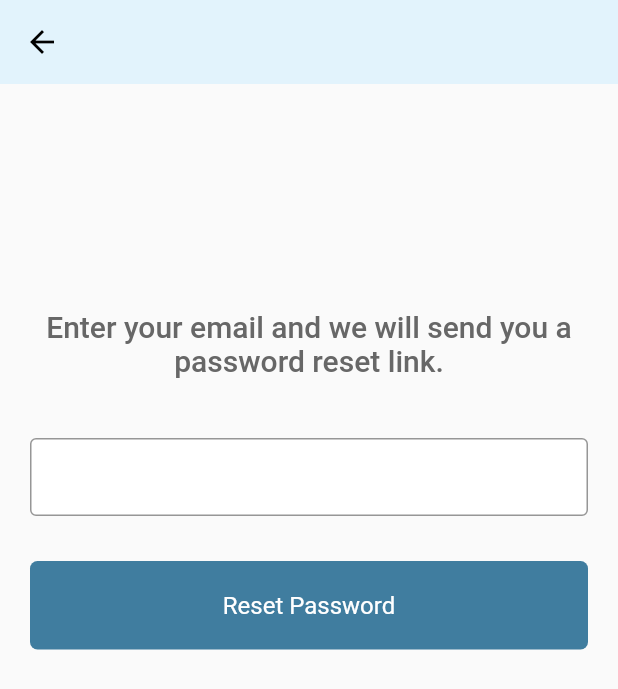
After one commit to jasonmeme/StayBus, a Flutter app: the screen it shows after launch, after a tap on "Forgot Password?", on a phone screen of 412 x 824 dp. The commit adds this screen. Shown: the top 689 px of the screen. Run offline on Flutter 3.47's test engine with Material 2 defaults, Android fonts, the phone set to English and light mode, and no system bars; our stand-ins replace cloud_firestore, firebase_auth, firebase_core, lottie; accounts and stored records are empty; network calls fail.

Commit message:
new user create/forgot password
connected user create with firestore and forgot password page.

```diff
--- a/stay_bus/lib/components/entry_field.dart
+++ b/stay_bus/lib/components/entry_field.dart
@@ -26,6 +26,8 @@ class EntryField extends StatelessWidget {
             ),
             focusedBorder:
                 OutlineInputBorder(borderSide: BorderSide(color: Colors.black)),
+            fillColor: Colors.white,
+            filled: true,
             hintText: hintText,
           ),
         ));
--- /dev/null
+++ b/stay_bus/lib/pages/forgot_password.dart
@@ -0,0 +1,131 @@
+import 'package:firebase_auth/firebase_auth.dart';
+import 'package:flutter/material.dart';
+import 'package:stay_bus/components/entry_field.dart';
+import 'package:stay_bus/components/button.dart';
+
+class ForgotPassword extends StatefulWidget {
+  const ForgotPassword({super.key});
+
+  @override
+  State<ForgotPassword> createState() => ForgotPasswordState();
+}
+
+class ForgotPasswordState extends State<ForgotPassword> {
+  final controllerEmail = TextEditingController();
+  String? errorMessage;
+  @override
+  void dispose() {
+    controllerEmail.dispose();
+    super.dispose();
+  }
+
+  Future<void> passwordReset() async {
+    showDialog(
+      context: context,
+      builder: (context) {
+        return const Center(
+          child: CircularProgressIndicator(),
+        );
+      },
+    );
+    try {
+      await FirebaseAuth.instance
+          .sendPasswordResetEmail(email: controllerEmail.text.trim());
+      Navigator.pop(context);
+      showDialog(
+        context: context,
+        builder: (context2) {
+          return AlertDialog(
+            content: Text('Password reset link sent! Check your email'),
+          );
+        },
+      );
+    } on FirebaseAuthException catch (e) {
+      setState(() {
+        errorMessage = e.message;
+      });
+    }
+  }
+
+  Widget showAlert() {
+    if (errorMessage != null) {
+      return Container(
+        color: Colors.amberAccent,
+        width: double.infinity,
+        padding: const EdgeInsets.all(8.0),
+        child: Row(
+          children: <Widget>[
+            const Padding(
+              padding: EdgeInsets.only(right: 8.0),
+              child: Icon(Icons.error_outline),
+            ),
+            Expanded(
+              child: Text(errorMessage == '' ? '' : "$errorMessage"),
+            ),
+            IconButton(
+              icon: const Icon(Icons.close),
+              onPressed: () {
+                setState(
+                  () {
+                    errorMessage = null;
+                  },
+                );
+              },
+            ),
+          ],
+        ),
+      );
+    }
+    return const SizedBox(height: 0);
+  }
+
+  @override
+  Widget build(BuildContext context) {
+    return Scaffold(
+      appBar: AppBar(
+        backgroundColor: Color(0xFFE2F3FC),
+        elevation: 0,
+        iconTheme: IconThemeData(
+          color: Colors.black, //change your color here
+        ),
+      ),
+      body: Column(
+        crossAxisAlignment: CrossAxisAlignment.start,
+        children: [
+          showAlert(),
+          Container(
+            margin: EdgeInsets.only(top: 150),
+            child: const Padding(
+              padding: EdgeInsets.symmetric(horizontal: 25),
+              child: Text(
+                'Enter your email and we will send you a password reset link.',
+                textAlign: TextAlign.center,
+                style: TextStyle(
+                  color: Color(0xFF676767),
+                  fontSize: 20,
+                  fontFamily: 'Roboto',
+                  fontWeight: FontWeight.w500,
+                ),
+              ),
+            ),
+          ),
+          Container(
+            margin: const EdgeInsets.only(top: 40),
+            child: EntryField(
+              controller: controllerEmail,
+              hintText: "",
+              obscureText: false,
+            ),
+          ),
+          Container(
+            margin: const EdgeInsets.only(top: 30),
+            child: MyButton(
+              buttonText: "Reset Password",
+              onTap: passwordReset,
+            ),
+          ),
+        ],
+      ),
+    );
+  }
+}
--- a/stay_bus/lib/pages/login_page.dart
+++ b/stay_bus/lib/pages/login_page.dart
@@ -4,6 +4,7 @@ import 'package:firebase_auth/firebase_auth.dart';
 import 'package:stay_bus/auth.dart';
 import 'package:stay_bus/components/entry_field.dart';
 import 'package:stay_bus/components/button.dart';
+import 'package:stay_bus/pages/forgot_password.dart';
 
 class LogInPage extends StatefulWidget {
   final Function()? onTap;
@@ -193,11 +194,22 @@ class _LogInPageState extends State<LogInPage> {
                     Container(
                       margin: const EdgeInsets.only(top: 10),
                       child: Padding(
-                        padding: const EdgeInsets.symmetric(horizontal: 20),
+                        padding: EdgeInsets.symmetric(horizontal: 20),
                         child: Row(
                           mainAxisAlignment: MainAxisAlignment.end,
-                          children: const [
-                            Text(
+                          children: [
+                            GestureDetector(
+                              onTap: () {
+                                Navigator.push(
+                                  context,
+                                  MaterialPageRoute(
+                                    builder: (context) {
+                                      return ForgotPassword();
+                                    },
+                                  ),
+                                );
+                              },
+                              child: const Text(
                                 'Forgot Password?',
                                 style: TextStyle(
                                   color: Color(0xFF676767),
@@ -205,6 +217,7 @@ class _LogInPageState extends State<LogInPage> {
                                   fontFamily: 'Roboto',
                                   fontStyle: FontStyle.italic,
                                   fontWeight: FontWeight.w300,
+                                ),
                               ),
                             ),
                           ],
--- a/stay_bus/pubspec.yaml
+++ b/stay_bus/pubspec.yaml
@@ -38,6 +38,7 @@ dependencies:
   firebase_core: ^2.13.0
   firebase_auth: ^4.6.3
   google_fonts: ^4.0.0
+  cloud_firestore: ^4.8.2
 
 
 dev_dependencies:
```
Also changed, not shown: stay_bus/lib/auth.dart (+4 -3 lines), stay_bus/lib/pages/signup_page.dart (+41 -5 lines), stay_bus/pubspec.lock, 7 other files. Lines whose indentation alone changed are shown as unchanged.
